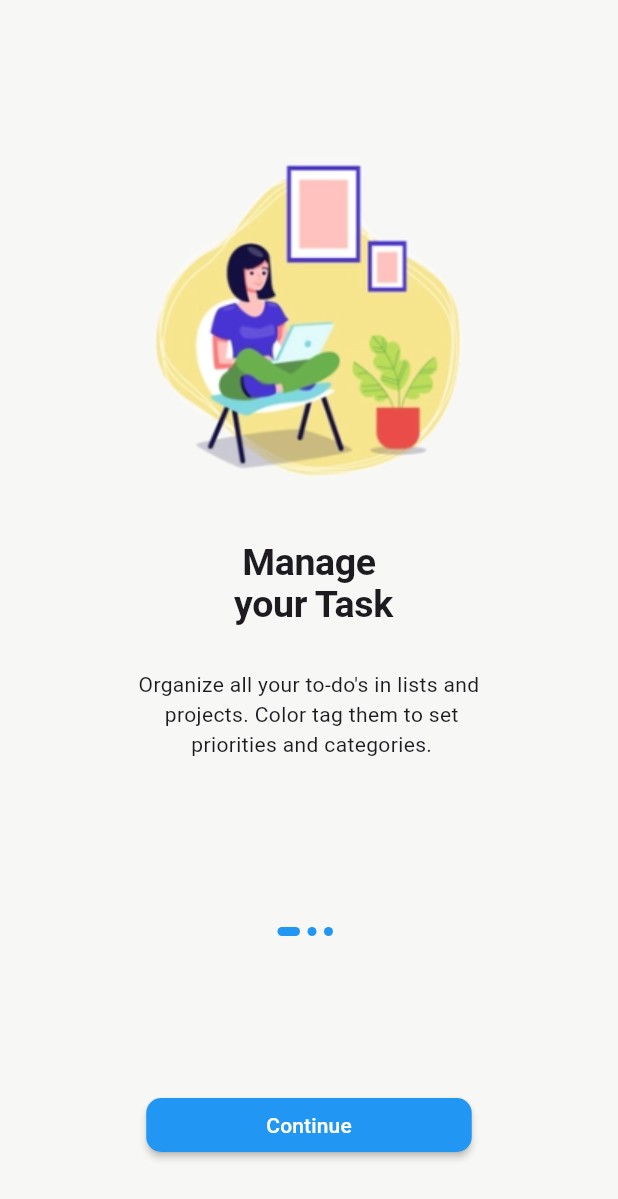
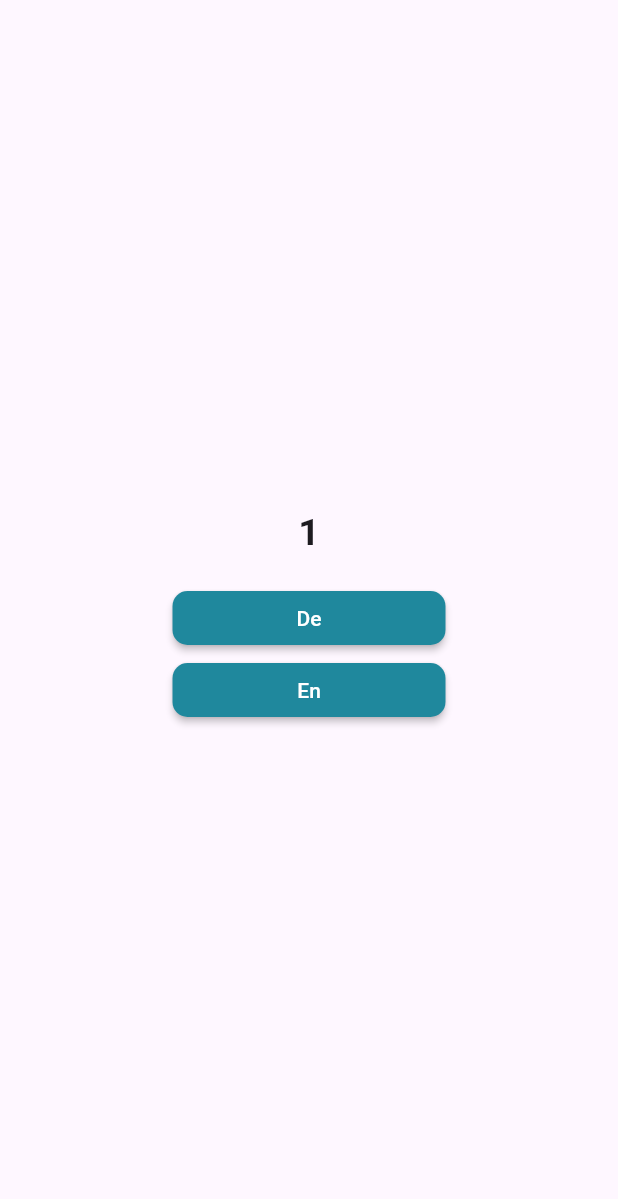
Before and after one commit to Ayaz25/forget_me_not, a Flutter app: the screen it shows after launch, on a phone screen of 412 x 824 dp. Shown: the top 1199 px of the screen. Run offline on Flutter 3.47's test engine with Material 2 defaults, Android fonts, the phone set to English and light mode, and no system bars; our stand-ins replace get, shared_preferences.

Commit message:
add services and language

```diff
--- a/lib/main.dart
+++ b/lib/main.dart
@@ -1,9 +1,16 @@
 import 'package:flutter/material.dart';
+import 'package:forget_me_not/model/localization/translation.dart';
+import 'package:forget_me_not/model/services/services.dart';
 import 'package:forget_me_not/routes.dart';
-import 'package:forget_me_not/view/screen/startScreen.dart';
+import 'package:forget_me_not/view/screen/language.dart';
+import 'package:get/get.dart';
 import 'package:get/get_navigation/src/root/get_material_app.dart';
 
-void main() {
+import 'model/localization/changeLocale.dart';
+
+void main() async{
+  WidgetsFlutterBinding.ensureInitialized();
+  await initialServices();
   runApp(const MyApp());
 }
 
@@ -13,9 +20,12 @@ class MyApp extends StatelessWidget {
   // This widget is the root of your application.
   @override
   Widget build(BuildContext context) {
+    LocaleController controller = Get.put(LocaleController());
     return GetMaterialApp(
+      translations: MyTranslation(),
       debugShowCheckedModeBanner: false,
       title: 'Flutter Demo',
+      locale: controller.language,
       theme: ThemeData(
         textTheme: const TextTheme(
           headline1: TextStyle(fontWeight: FontWeight.bold, fontSize: 25),
@@ -24,7 +34,7 @@ class MyApp extends StatelessWidget {
         colorScheme: ColorScheme.fromSeed(seedColor: Colors.deepPurple),
         useMaterial3: true,
       ),
-      home:const StartScreen(),
+      home:const Language(),
       routes: routes,
     );
   }
--- a/lib/model/constant/appRoutes.dart
+++ b/lib/model/constant/appRoutes.dart
@@ -1,4 +1,5 @@
 
 class AppRoute {
   static const String login = "/login";
+  static const String startScreen = "/startScreen";
 }
--- /dev/null
+++ b/lib/model/localization/translation.dart
@@ -0,0 +1,13 @@
+
+import 'package:get/get.dart';
+
+class MyTranslation extends Translations {
+
+  @override
+  Map<String, Map<String, String>> get keys => {
+    "De": {"1": "Sprache wählen"},
+    "En": {"1": "Choose Language"}
+  };
+
+
+}
--- /dev/null
+++ b/lib/model/services/services.dart
@@ -0,0 +1,17 @@
+
+import 'package:get/get.dart';
+import 'package:shared_preferences/shared_preferences.dart';
+
+class MyServices extends GetxService {
+
+  late SharedPreferences sharedPreferences;
+  Future<MyServices> init() async {
+    sharedPreferences = await SharedPreferences.getInstance();
+    return this;
+  }
+
+}
+
+initialServices() async{
+  await Get.putAsync(() => MyServices().init());
+}
--- a/lib/routes.dart
+++ b/lib/routes.dart
@@ -2,7 +2,9 @@
 import 'package:flutter/cupertino.dart';
 import 'package:forget_me_not/model/constant/appRoutes.dart';
 import 'package:forget_me_not/view/screen/login.dart';
+import 'package:forget_me_not/view/screen/startScreen.dart';
 
 Map<String, Widget Function(BuildContext)> routes = {
-  AppRoute.login: (context) => const Login()
+  AppRoute.login: (context) => const Login(),
+  AppRoute.startScreen: (context) => const StartScreen(),
 };
--- /dev/null
+++ b/lib/view/screen/language.dart
@@ -0,0 +1,36 @@
+
+import 'package:flutter/material.dart';
+import 'package:forget_me_not/model/constant/appRoutes.dart';
+import 'package:forget_me_not/model/localization/changeLocale.dart';
+import 'package:get/get.dart';
+
+import '../widget/language/languageButton.dart';
+
+class Language extends GetView<LocaleController> {
+  const Language({Key? key}) : super(key: key);
+
+  @override
+  Widget build(BuildContext context) {
+    return Scaffold(
+      body: Container(
+        padding:const EdgeInsets.all(15),
+        child: Column(
+          mainAxisAlignment: MainAxisAlignment.center,
+          children: [
+            Text("1".tr, style: Theme.of(context).textTheme.headline1),
+            const SizedBox(height: 20),
+            LanguageButton(buttonName: "De", onPressed: (){
+              controller.changeLanguage("De");
+              Get.toNamed(AppRoute.startScreen);
+            }),
+            LanguageButton(buttonName: "En", onPressed: (){
+              controller.changeLanguage("En");
+              Get.toNamed(AppRoute.startScreen);
+            })
+
+          ],
+        ),
+      ),
+    );
+  }
+}
--- /dev/null
+++ b/lib/view/widget/language/languageButton.dart
@@ -0,0 +1,22 @@
+
+import 'package:flutter/material.dart';
+
+class LanguageButton extends StatelessWidget {
+  final String buttonName;
+  final void Function()? onPressed;
+  const LanguageButton({Key? key, required this.buttonName, this.onPressed}) : super(key: key);
+
+  @override
+  Widget build(BuildContext context) {
+    return Container(
+      padding: const EdgeInsets.symmetric(horizontal: 100),
+      width: double.infinity,
+      child: MaterialButton(
+        shape: RoundedRectangleBorder(borderRadius: BorderRadius.circular(10.0)),
+        color:const Color(0xff1f889d),
+        textColor: Colors.white,
+        onPressed: onPressed,
+        child: Text(buttonName),
+      ));
+  }
+}
--- a/pubspec.yaml
+++ b/pubspec.yaml
@@ -59,7 +59,7 @@ dependencies:
 #  cloud_firestore: ^3.1.9
 #  # Local Data Cache
 #  sqflite: ^2.0.2
-#  shared_preferences: ^2.0.15
+  shared_preferences: ^2.0.15
 #  path: ^1.8.0
 #  # Qrcode
 #  qr_flutter: ^4.0.0
```
Also changed, not shown: lib/model/localization/changeLocale.dart (added, +28 -0 lines), pubspec.lock, 7 other files.
